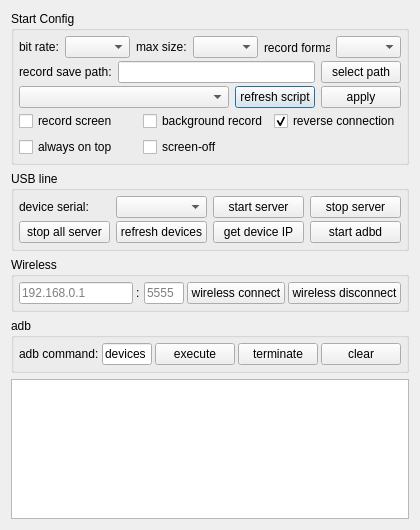
Above: QtScrcpy/dialog.ui from barry-ran/QtScrcpy before the change. Below: the same form after it.
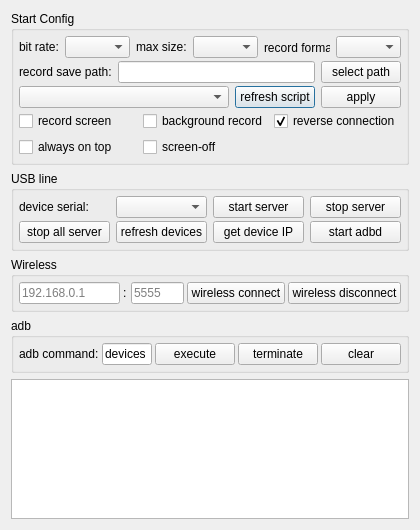
That is the form after the change.

Commit message: feat: adjust ui

```diff
--- a/QtScrcpy/dialog.ui
+++ b/QtScrcpy/dialog.ui
@@ -7,7 +7,7 @@
     <x>0</x>
     <y>0</y>
     <width>420</width>
-    <height>471</height>
+    <height>492</height>
    </rect>
   </property>
   <property name="minimumSize">
@@ -472,7 +472,7 @@
         </property>
         <property name="maximumSize">
          <size>
-          <width>40</width>
+          <width>60</width>
           <height>16777215</height>
          </size>
         </property>
```
